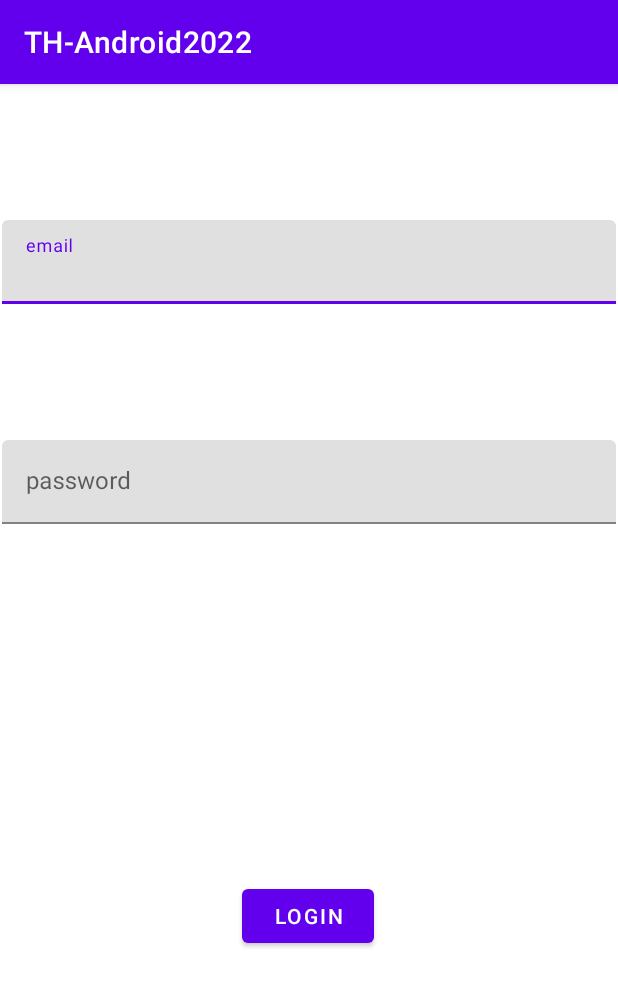
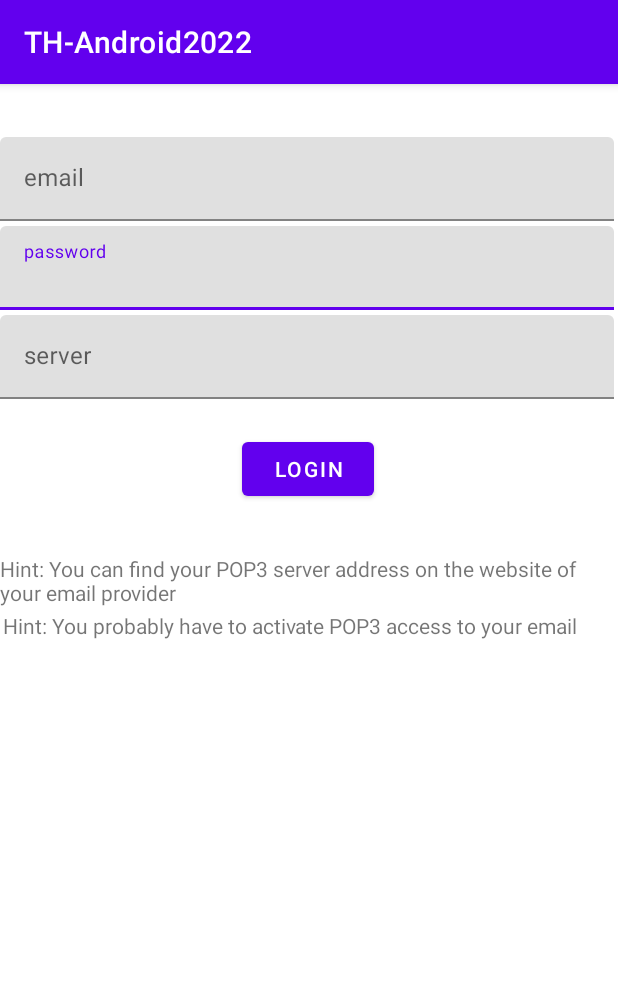
Before and after one commit to KilianBalter/DeliveryTracker, an Android app: the screen it shows after launch (MainActivity), on a phone screen of 412 x 824 dp. Shown: the top 986 px of the screen. Run offline under Robolectric (Android 15) with nearby library versions, the phone set to English and light mode, and no system bars; libraries missing offline, so code that uses them is left out: io.realm, javax.mail, javax.mail.internet, javax.mail.search; pictures from the network do not load; 4 statements that could not run were skipped.

Commit message:
add outlook support to popReciever

```diff
--- a/app/src/main/java/com/example/th_android2022/MainActivity.java
+++ b/app/src/main/java/com/example/th_android2022/MainActivity.java
@@ -3,20 +3,9 @@ package com.example.th_android2022;
 import androidx.appcompat.app.AppCompatActivity;
 
 import android.os.Bundle;
-import android.text.Layout;
 import android.util.Log;
-import android.view.View;
-import android.widget.LinearLayout;
-import android.widget.TextView;
 
-import com.example.th_android2022.Databases.DeliveryDAO;
-import com.example.th_android2022.Databases.UserDataDAO;
-import com.example.th_android2022.Entities.Delivery;
-import com.example.th_android2022.Services.GmailReceiver;
-import com.example.th_android2022.Services.Receiver;
-import com.example.th_android2022.Services.TonlineReceiver;
-
-import java.util.List;
+import com.example.th_android2022.Services.PopReceiver;
 
 public class MainActivity extends AppCompatActivity {
 
@@ -24,7 +13,7 @@ public class MainActivity extends AppCompatActivity {
     protected void onCreate(Bundle savedInstanceState) {
         super.onCreate(savedInstanceState);
 
-        TonlineReceiver receiver = new TonlineReceiver(this);
+        PopReceiver receiver = new PopReceiver(this);
 
         Log.d("onCreate", "Finished");
     }
--- a/app/src/main/java/com/example/th_android2022/Services/TonlineReceiver.java
+++ b/app/src/main/java/com/example/th_android2022/Services/PopReceiver.java
@@ -11,16 +11,15 @@ import android.view.View;
 import android.widget.TextView;
 
 import java.util.*;
-import java.util.concurrent.Semaphore;
 
 import javax.mail.*;
 import javax.mail.internet.MimeMultipart;
 import javax.mail.search.FlagTerm;
 
-public class TonlineReceiver extends Receiver{
+public class PopReceiver extends Receiver{
 
 
-    public TonlineReceiver(AppCompatActivity activity){
+    public PopReceiver(AppCompatActivity activity){
         super(activity);
 
 //        userDataDAO.delete("email");  //TODO testing, remove later
@@ -28,8 +27,9 @@ public class TonlineReceiver extends Receiver{
 
         String email = userDataDAO.load("email");
         String pwd = userDataDAO.load("pwd");
+        String host = userDataDAO.load("server");
 
-        if(pwd == null || email == null){
+        if(pwd == null || email == null || host == null){
             createAccount();
         }
         else {
@@ -40,17 +40,18 @@ public class TonlineReceiver extends Receiver{
     public void createAccount(){
         System.out.println("creating account");
 
-        activity.setContentView(R.layout.tonline_login);
+        activity.setContentView(R.layout.pop_login);
 
         activity.findViewById(R.id.b_login).setOnClickListener((View v) -> {
 
             TextView emailView =  activity.findViewById(R.id.email);
             String user = String.valueOf(emailView.getText());
-//                        String password = "EmailPWD";   //this is not the email password, it has to be created manually
-            String password = String.valueOf(((TextView)(activity.findViewById(R.id.password))).getText());
+    String password = String.valueOf(((TextView)(activity.findViewById(R.id.password))).getText());
+            String host = String.valueOf(((TextView)(activity.findViewById(R.id.server))).getText());
 
             userDataDAO.storeKeyValuePair("email", user);
             userDataDAO.storeKeyValuePair("pwd", password);
+            userDataDAO.storeKeyValuePair("server", host);
 
             startReceiving();
         });
@@ -67,8 +68,7 @@ public class TonlineReceiver extends Receiver{
                     String user = userDataDAO.load("email");
                     String password = userDataDAO.load("pwd");
 
-                    String host = "secureimap.t-online.de";
-                    String mailStoreType = "imap";
+                    String host = userDataDAO.load("server");
 
                     // create properties
                     Properties properties = new Properties();
@@ -78,7 +78,8 @@ public class TonlineReceiver extends Receiver{
                     properties.put("mail.pop3.host", host);
                     properties.put("mail.pop3.port", "995");
                     properties.put("mail.pop3.starttls.enable", "true");
-                    properties.put("mail.store.protocol", "pop3");
+//                    properties.put("mail.store.protocol", "pop3");
+
 
                     Session emailSession = Session.getDefaultInstance(properties);
 
--- /dev/null
+++ b/app/src/main/res/layout/pop_login.xml
@@ -0,0 +1,98 @@
+<?xml version="1.0" encoding="utf-8"?>
+<androidx.constraintlayout.widget.ConstraintLayout xmlns:android="http://schemas.android.com/apk/res/android"
+    xmlns:app="http://schemas.android.com/apk/res-auto"
+    xmlns:tools="http://schemas.android.com/tools"
+    android:id="@+id/b"
+    android:layout_width="match_parent"
+    android:layout_height="match_parent">
+
+    <Button
+        android:id="@+id/b_login"
+        android:layout_width="wrap_content"
+        android:layout_height="wrap_content"
+        android:text="login"
+        app:layout_constraintBottom_toBottomOf="parent"
+        app:layout_constraintEnd_toEndOf="parent"
+        app:layout_constraintHorizontal_bias="0.498"
+        app:layout_constraintStart_toStartOf="parent"
+        app:layout_constraintTop_toTopOf="parent"
+        app:layout_constraintVertical_bias="0.323" />
+
+    <com.google.android.material.textfield.TextInputLayout
+        android:id="@+id/textInputLayout"
+        android:layout_width="409dp"
+        android:layout_height="wrap_content"
+        app:layout_constraintBottom_toBottomOf="parent"
+        app:layout_constraintEnd_toEndOf="parent"
+        app:layout_constraintHorizontal_bias="0.0"
+        app:layout_constraintStart_toStartOf="parent"
+        app:layout_constraintTop_toTopOf="parent"
+        app:layout_constraintVertical_bias="0.133">
+
+        <com.google.android.material.textfield.TextInputEditText
+            android:id="@+id/password"
+            android:layout_width="match_parent"
+            android:layout_height="wrap_content"
+            android:hint="password" />
+    </com.google.android.material.textfield.TextInputLayout>
+
+    <com.google.android.material.textfield.TextInputLayout
+        android:id="@+id/textInputLayout2"
+        android:layout_width="409dp"
+        android:layout_height="wrap_content"
+        app:layout_constraintBottom_toBottomOf="parent"
+        app:layout_constraintEnd_toEndOf="parent"
+        app:layout_constraintHorizontal_bias="0.0"
+        app:layout_constraintStart_toStartOf="parent"
+        app:layout_constraintTop_toTopOf="parent"
+        app:layout_constraintVertical_bias="0.216">
+
+        <com.google.android.material.textfield.TextInputEditText
+            android:id="@+id/server"
+            android:layout_width="match_parent"
+            android:layout_height="wrap_content"
+            android:hint="server" />
+    </com.google.android.material.textfield.TextInputLayout>
+
+    <TextView
+        android:id="@+id/textView"
+        android:layout_width="wrap_content"
+        android:layout_height="wrap_content"
+        android:text="Hint: You can find your POP3 server address on the website of your email provider"
+        app:layout_constraintBottom_toBottomOf="parent"
+        app:layout_constraintEnd_toEndOf="parent"
+        app:layout_constraintHorizontal_bias="1.0"
+        app:layout_constraintStart_toStartOf="parent"
+        app:layout_constraintTop_toTopOf="parent"
+        app:layout_constraintVertical_bias="0.428" />
+
+    <TextView
+        android:id="@+id/textView2"
+        android:layout_width="wrap_content"
+        android:layout_height="wrap_content"
+        android:text="Hint: You probably have to activate POP3 access to your email"
+        app:layout_constraintBottom_toBottomOf="parent"
+        app:layout_constraintEnd_toEndOf="parent"
+        app:layout_constraintHorizontal_bias="0.08"
+        app:layout_constraintStart_toStartOf="parent"
+        app:layout_constraintTop_toTopOf="parent"
+        app:layout_constraintVertical_bias="0.469" />
+
+    <com.google.android.material.textfield.TextInputLayout
+        android:id="@+id/textInputLayout3"
+        android:layout_width="409dp"
+        android:layout_height="wrap_content"
+        app:layout_constraintBottom_toBottomOf="parent"
+        app:layout_constraintEnd_toEndOf="parent"
+        app:layout_constraintHorizontal_bias="0.0"
+        app:layout_constraintStart_toStartOf="parent"
+        app:layout_constraintTop_toTopOf="parent"
+        app:layout_constraintVertical_bias="0.05">
+
+        <com.google.android.material.textfield.TextInputEditText
+            android:id="@+id/email"
+            android:layout_width="match_parent"
+            android:layout_height="wrap_content"
+            android:hint="email" />
+    </com.google.android.material.textfield.TextInputLayout>
+</androidx.constraintlayout.widget.ConstraintLayout>
--- a/app/src/main/res/layout/tonline_login.xml
+++ /dev/null
@@ -1,51 +0,0 @@
-<?xml version="1.0" encoding="utf-8"?>
-<androidx.constraintlayout.widget.ConstraintLayout xmlns:android="http://schemas.android.com/apk/res/android"
-    xmlns:app="http://schemas.android.com/apk/res-auto"
-    xmlns:tools="http://schemas.android.com/tools"
-    android:id="@+id/b"
-    android:layout_width="match_parent"
-    android:layout_height="match_parent">
-
-    <Button
-        android:id="@+id/b_login"
-        android:layout_width="wrap_content"
-        android:layout_height="wrap_content"
-        android:text="login"
-        app:layout_constraintBottom_toBottomOf="parent"
-        app:layout_constraintEnd_toEndOf="parent"
-        app:layout_constraintHorizontal_bias="0.498"
-        app:layout_constraintStart_toStartOf="parent"
-        app:layout_constraintTop_toTopOf="parent"
-        app:layout_constraintVertical_bias="0.737" />
-
-    <com.google.android.material.textfield.TextInputLayout
-        android:layout_width="409dp"
-        android:layout_height="wrap_content"
-        app:layout_constraintBottom_toTopOf="@+id/textInputLayout"
-        app:layout_constraintEnd_toEndOf="parent"
-        app:layout_constraintStart_toStartOf="parent"
-        app:layout_constraintTop_toTopOf="parent">
-
-        <com.google.android.material.textfield.TextInputEditText
-            android:id="@+id/email"
-            android:layout_width="match_parent"
-            android:layout_height="wrap_content"
-            android:hint="email" />
-    </com.google.android.material.textfield.TextInputLayout>
-
-    <com.google.android.material.textfield.TextInputLayout
-        android:id="@+id/textInputLayout"
-        android:layout_width="409dp"
-        android:layout_height="wrap_content"
-        app:layout_constraintBottom_toTopOf="@+id/b_login"
-        app:layout_constraintEnd_toEndOf="parent"
-        app:layout_constraintStart_toStartOf="parent"
-        app:layout_constraintTop_toTopOf="parent">
-
-        <com.google.android.material.textfield.TextInputEditText
-            android:id="@+id/password"
-            android:layout_width="match_parent"
-            android:layout_height="wrap_content"
-            android:hint="password" />
-    </com.google.android.material.textfield.TextInputLayout>
-</androidx.constraintlayout.widget.ConstraintLayout>
```
